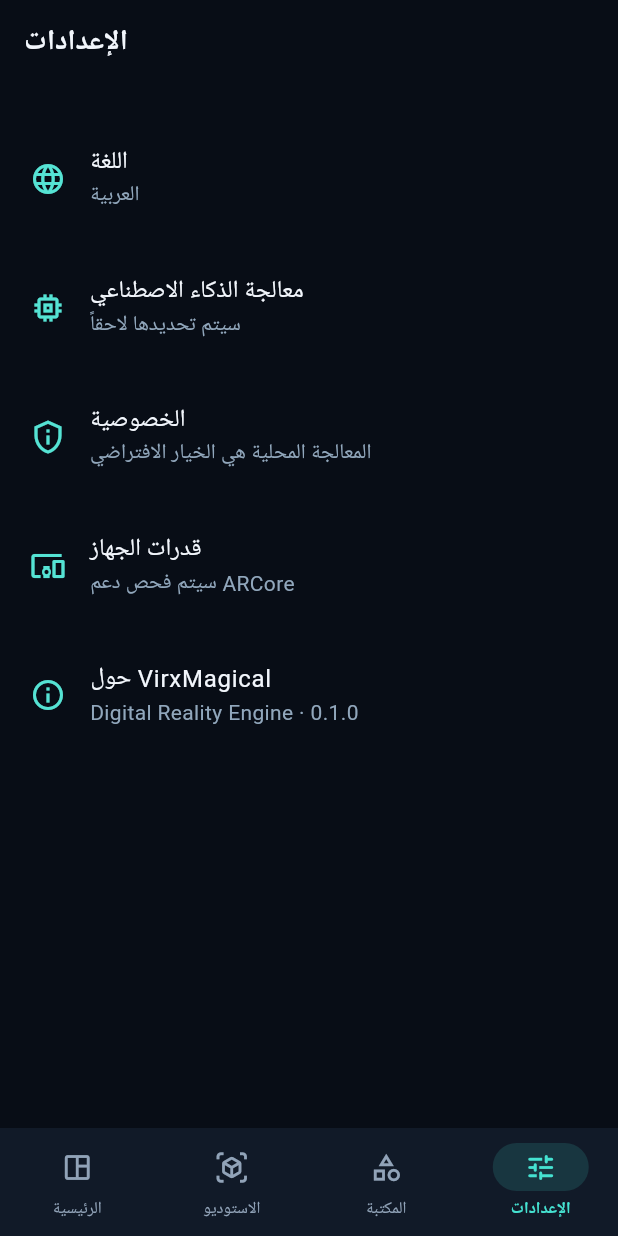
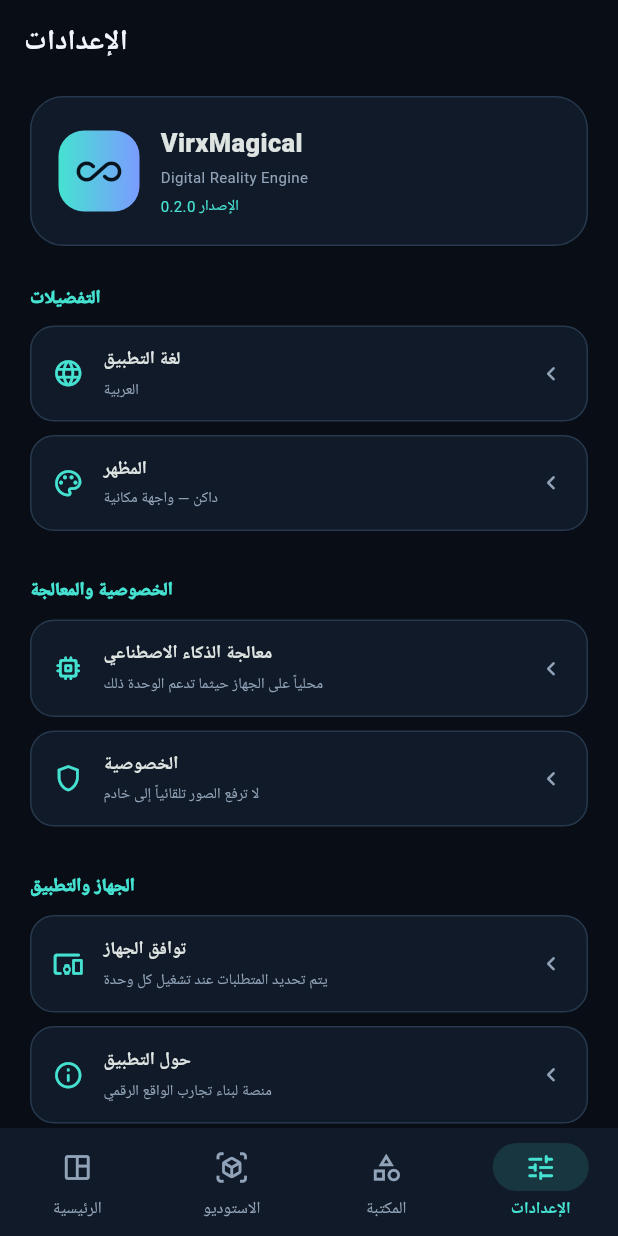
Before and after one commit to almwld/Vrixmagical, a Flutter app: the screen it shows after launch, item 4 of the bottom bar chosen, on a phone screen of 412 x 824 dp. Run offline on Flutter 3.47's test engine with Material 3 defaults, Android fonts, the phone set to English and light mode, and no system bars; our stand-ins replace camera, file_picker, material_ui, permission_handler; missing offline and left inert: flutter_reality, mediapipe_vision.

Commit message:
Polish settings screen to match premium visual system

```diff
--- a/lib/features/settings/settings_screen.dart
+++ b/lib/features/settings/settings_screen.dart
@@ -1,30 +1,181 @@
 import 'package:material_ui/material_ui.dart';
+import '../../app/app_theme.dart';
 
 class SettingsScreen extends StatelessWidget {
   const SettingsScreen({super.key});
+
   @override
   Widget build(BuildContext context) => Scaffold(
     appBar: AppBar(title: const Text('الإعدادات')),
-    body: ListView(padding: const EdgeInsets.all(20), children: const [
-      _SettingRow(icon: Icons.language, title: 'اللغة', value: 'العربية'),
-      _SettingRow(icon: Icons.memory, title: 'معالجة الذكاء الاصطناعي', value: 'سيتم تحديدها لاحقاً'),
-      _SettingRow(icon: Icons.privacy_tip_outlined, title: 'الخصوصية', value: 'المعالجة المحلية هي الخيار الافتراضي'),
-      _SettingRow(icon: Icons.devices_other, title: 'قدرات الجهاز', value: 'سيتم فحص دعم ARCore'),
-      _SettingRow(icon: Icons.info_outline, title: 'حول VirxMagical', value: 'Digital Reality Engine · 0.1.0'),
-    ]),
+    body: ListView(
+      physics: const BouncingScrollPhysics(),
+      padding: const EdgeInsets.fromLTRB(20, 8, 20, 28),
+      children: [
+        Container(
+          padding: const EdgeInsets.all(18),
+          decoration: BoxDecoration(
+            color: AppColors.surface,
+            borderRadius: BorderRadius.circular(22),
+            border: Border.all(color: AppColors.border),
+          ),
+          child: Row(
+            children: [
+              Container(
+                width: 54,
+                height: 54,
+                decoration: BoxDecoration(
+                  gradient: const LinearGradient(
+                    colors: [AppColors.primary, AppColors.secondary],
+                  ),
+                  borderRadius: BorderRadius.circular(17),
+                ),
+                child: const Icon(
+                  Icons.all_inclusive_rounded,
+                  color: Color(0xFF07131D),
+                  size: 30,
+                ),
+              ),
+              const SizedBox(width: 14),
+              const Expanded(
+                child: Column(
+                  crossAxisAlignment: CrossAxisAlignment.start,
+                  children: [
+                    Text(
+                      'VirxMagical',
+                      style: TextStyle(fontSize: 17, fontWeight: FontWeight.w900),
+                    ),
+                    SizedBox(height: 4),
+                    Text(
+                      'Digital Reality Engine',
+                      style: TextStyle(color: AppColors.muted, fontSize: 10),
+                    ),
+                    SizedBox(height: 5),
+                    Text(
+                      'الإصدار 0.2.0',
+                      style: TextStyle(color: AppColors.primary, fontSize: 10),
+                    ),
+                  ],
+                ),
+              ),
+            ],
+          ),
+        ),
+        const SizedBox(height: 26),
+        const _SettingsHeading(title: 'التفضيلات'),
+        const SizedBox(height: 10),
+        const _SettingsTile(
+          icon: Icons.language_rounded,
+          title: 'لغة التطبيق',
+          value: 'العربية',
+        ),
+        const _SettingsTile(
+          icon: Icons.palette_outlined,
+          title: 'المظهر',
+          value: 'داكن — واجهة مكانية',
+        ),
+        const SizedBox(height: 22),
+        const _SettingsHeading(title: 'الخصوصية والمعالجة'),
+        const SizedBox(height: 10),
+        const _SettingsTile(
+          icon: Icons.memory_rounded,
+          title: 'معالجة الذكاء الاصطناعي',
+          value: 'محلياً على الجهاز حيثما تدعم الوحدة ذلك',
+        ),
+        const _SettingsTile(
+          icon: Icons.shield_outlined,
+          title: 'الخصوصية',
+          value: 'لا ترفع الصور تلقائياً إلى خادم',
+        ),
+        const SizedBox(height: 22),
+        const _SettingsHeading(title: 'الجهاز والتطبيق'),
+        const SizedBox(height: 10),
+        const _SettingsTile(
+          icon: Icons.devices_other_rounded,
+          title: 'توافق الجهاز',
+          value: 'يتم تحديد المتطلبات عند تشغيل كل وحدة',
+        ),
+        const _SettingsTile(
+          icon: Icons.info_outline_rounded,
+          title: 'حول التطبيق',
+          value: 'منصة لبناء تجارب الواقع الرقمي',
+        ),
+        const SizedBox(height: 22),
+        Container(
+          padding: const EdgeInsets.all(14),
+          decoration: BoxDecoration(
+            color: AppColors.surfaceElevated,
+            borderRadius: BorderRadius.circular(16),
+          ),
+          child: const Row(
+            children: [
+              Icon(Icons.science_outlined, color: AppColors.secondary, size: 20),
+              SizedBox(width: 10),
+              Expanded(
+                child: Text(
+                  'بعض إعدادات النظام المتقدمة ستظهر عند اكتمال وحدات المحرك المرتبطة بها.',
+                  style: TextStyle(color: AppColors.muted, fontSize: 10, height: 1.6),
+                ),
+              ),
+            ],
+          ),
+        ),
+      ],
+    ),
   );
 }
 
-class _SettingRow extends StatelessWidget {
-  const _SettingRow({required this.icon, required this.title, required this.value});
+class _SettingsHeading extends StatelessWidget {
+  const _SettingsHeading({required this.title});
+
+  final String title;
+
+  @override
+  Widget build(BuildContext context) => Text(
+    title,
+    style: const TextStyle(
+      color: AppColors.primary,
+      fontSize: 12,
+      fontWeight: FontWeight.w900,
+    ),
+  );
+}
+
+class _SettingsTile extends StatelessWidget {
+  const _SettingsTile({
+    required this.icon,
+    required this.title,
+    required this.value,
+  });
+
   final IconData icon;
   final String title;
   final String value;
+
   @override
-  Widget build(BuildContext context) => ListTile(
-    contentPadding: const EdgeInsets.symmetric(vertical: 7),
-    leading: Icon(icon, color: const Color(0xFF55E3D4)),
-    title: Text(title),
-    subtitle: Text(value, style: const TextStyle(color: Color(0xFF91A7BC))),
+  Widget build(BuildContext context) => Container(
+    margin: const EdgeInsets.only(bottom: 9),
+    padding: const EdgeInsets.symmetric(horizontal: 14, vertical: 13),
+    decoration: BoxDecoration(
+      color: AppColors.surface,
+      borderRadius: BorderRadius.circular(16),
+      border: Border.all(color: AppColors.border),
+    ),
+    child: Row(
+      children: [
+        Icon(icon, color: AppColors.primary, size: 21),
+        const SizedBox(width: 13),
+        Expanded(
+          child: Column(
+            crossAxisAlignment: CrossAxisAlignment.start,
+            children: [
+              Text(title, style: const TextStyle(fontWeight: FontWeight.w800, fontSize: 12)),
+              const SizedBox(height: 4),
+              Text(value, style: const TextStyle(color: AppColors.muted, fontSize: 10)),
+            ],
+          ),
+        ),
+        const Icon(Icons.chevron_left_rounded, color: AppColors.muted, size: 19),
+      ],
+    ),
   );
 }
```
